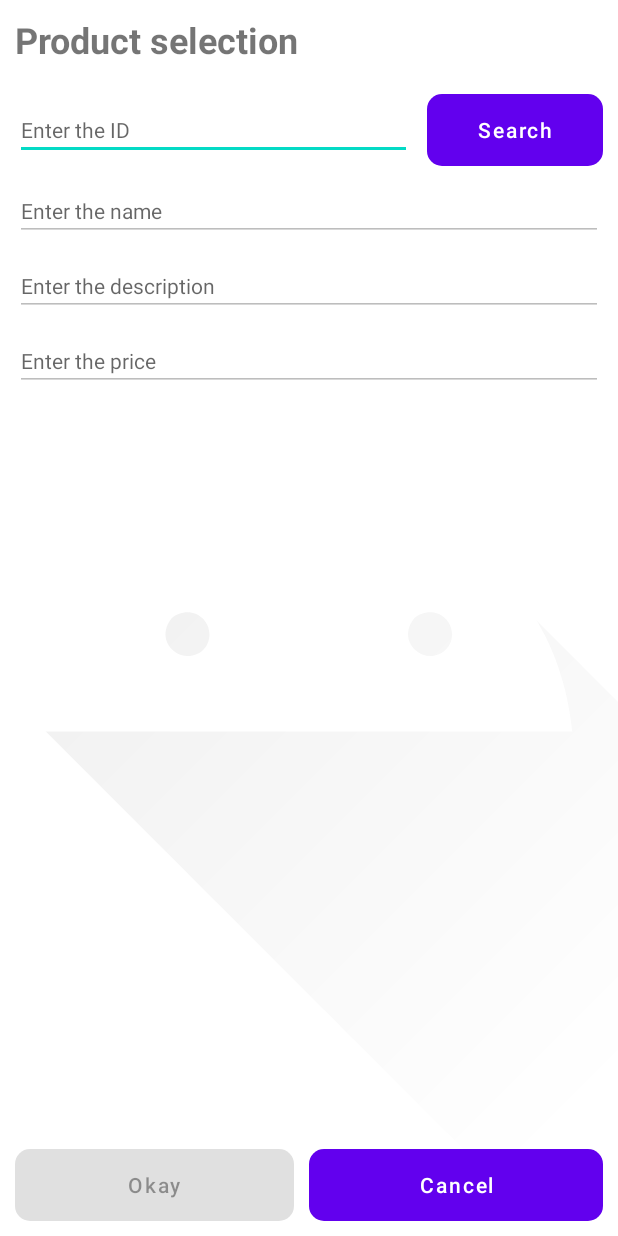
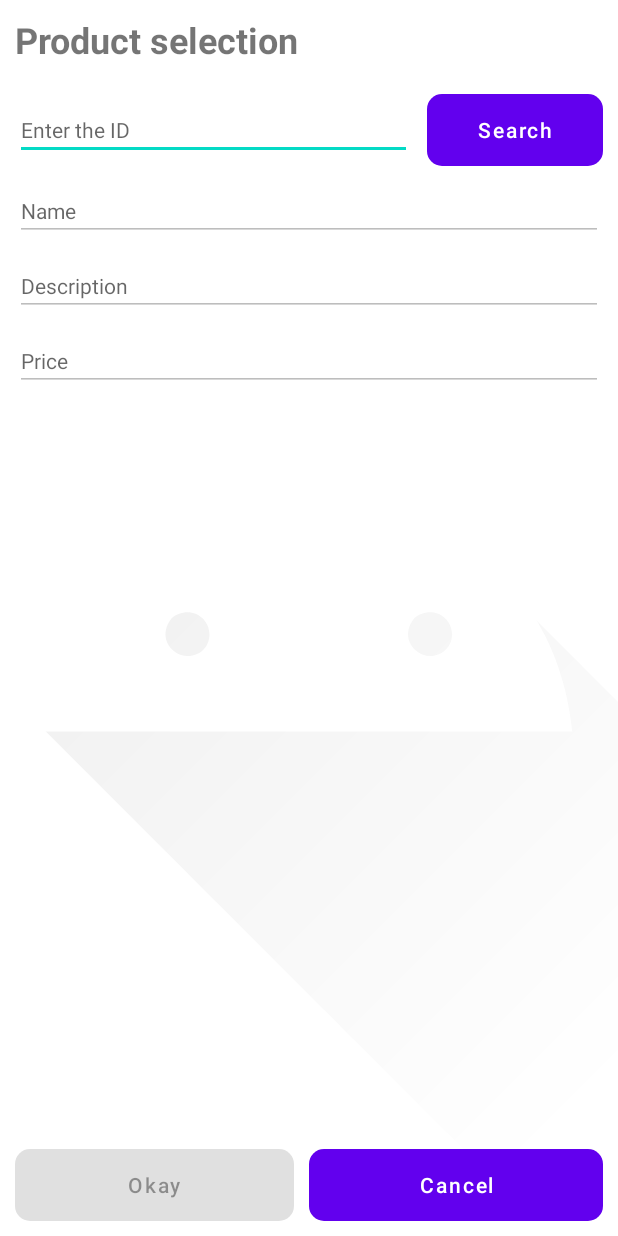
Before and after one commit to Jkutkut/Android-Product_Discount, an Android app: the screen it shows after launch (ProductSelection), after a tap on "Select product", on a phone screen of 412 x 824 dp. Run offline under Robolectric (Android 15) with nearby library versions, the phone set to English and light mode, and no system bars.

Commit message:
spanish version added and strings updated

```diff
--- a/app/src/main/res/values/strings.xml
+++ b/app/src/main/res/values/strings.xml
@@ -1,20 +1,20 @@
 <resources>
-    <string name="app_name">ProductDiscount</string>
+    <string name="app_name" translatable="false">ProductDiscount</string>
     <string name="btn_select_product">Select product</string>
-    <string name="txtvProductFilled">Code: %1$s\n\n%2$s\n\nDescription: %3$s\n\nPrice: %4$.2f€</string>
+    <string name="txtvProductFilled">Code: %1$s  %2$s  Description: %3$s  Price: %4$.2f€</string>
     <string name="txtvDiscount">Final price with the discount: %1$.2f€</string>
     <string name="etxtDiscountHint">Discount percent</string>
     <string name="btn_calculate">Get discount</string>
     <string name="product_selection_title">Product selection</string>
     <string name="btn_search">Search</string>
     <string name="etxt_product_code_hint">Enter the ID</string>
-    <string name="etxt_product_name_hint">Enter the name</string>
-    <string name="etxt_product_desc_hint">Enter the description</string>
-    <string name="etxt_product_price_hint">Enter the price</string>
+    <string name="etxt_product_name_hint">Name</string>
+    <string name="etxt_product_price_hint">Price</string>
     <string name="btn_ok">Okay</string>
     <string name="btn_cancel">Cancel</string>
     <string name="product_selected">Product selected</string>
     <string name="invalid_percent">Invalid discount</string>
-    <string name="empty_code">Please enter the id</string>
+    <string name="empty_code">Please enter the ID</string>
     <string name="product_not_found">Product not found</string>
+    <string name="etxt_product_desc_hint">Description</string>
 </resources>
```
Also changed, not shown: 1 other file.
